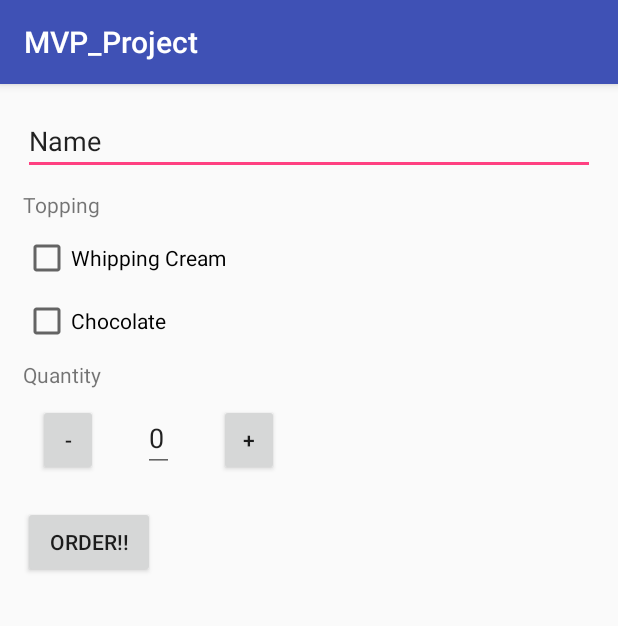
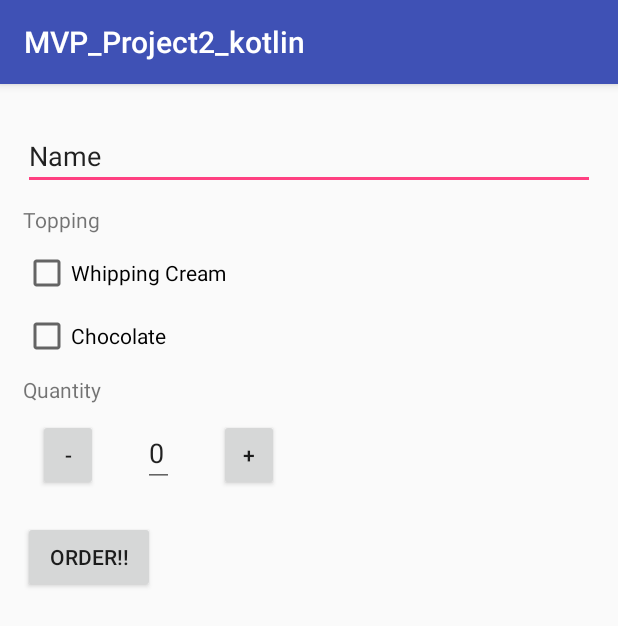
Before and after one commit to flukebevil/MVP_, an Android app: the screen it shows after launch (MainActivity before the commit, RunnerApp after it), after a tap on "ORDER!!", on a phone screen of 412 x 824 dp. Shown: the top 626 px of the screen. Run offline under Robolectric (Android 15) with nearby library versions, the phone set to English and light mode, and no system bars.

Commit message:
first commit in kotlan branch

```diff
--- a/app/src/main/AndroidManifest.xml
+++ b/app/src/main/AndroidManifest.xml
@@ -1,6 +1,6 @@
 <?xml version="1.0" encoding="utf-8"?>
 <manifest xmlns:android="http://schemas.android.com/apk/res/android"
-    package="com.example.fluke.mvp_project">
+    package="com.example.fluke.mvp_project2_kotlin">
 
     <application
         android:allowBackup="true"
@@ -9,7 +9,7 @@
         android:roundIcon="@mipmap/ic_launcher_round"
         android:supportsRtl="true"
         android:theme="@style/AppTheme">
-        <activity android:name=".main.MainActivity">
+        <activity android:name=".RunnerApp">
             <intent-filter>
                 <action android:name="android.intent.action.MAIN" />
 
--- /dev/null
+++ b/app/src/main/java/com/example/fluke/mvp_project2_kotlin/RunnerApp.kt
@@ -0,0 +1,76 @@
+package com.example.fluke.mvp_project2_kotlin
+
+import android.content.Context
+import android.content.Intent
+import android.support.v7.app.AppCompatActivity
+import android.os.Bundle
+import android.view.View
+import com.example.fluke.mvp_project2_kotlin.base.BaseView
+import com.example.fluke.mvp_project2_kotlin.tasking.Contacter
+import com.example.fluke.mvp_project2_kotlin.tasking.Models
+import com.example.fluke.mvp_project2_kotlin.tasking.Presenter
+import kotlinx.android.synthetic.main.activity_runner_app.*
+import android.widget.Toast
+
+
+
+
+class RunnerApp : AppCompatActivity(), BaseView , Contacter.View{
+
+    lateinit var presenter: Contacter.Present
+    lateinit var model: Contacter.Model
+
+
+    override fun onCreate(savedInstanceState: Bundle?) {
+        super.onCreate(savedInstanceState)
+        setContentView(R.layout.activity_runner_app)
+        init()
+        presenter = Presenter()
+        OnEvents()
+
+//        presenter.OnClicked()
+
+    }
+
+    override fun init() {
+    }
+
+    override fun OnEvents() {
+
+        btn_minus.setOnClickListener(View.OnClickListener {
+          edt_quan.setText((presenter.CheckButNegative(edt_quan.text.toString().toInt())).toString())
+        })
+
+        btn_plus.setOnClickListener(View.OnClickListener {
+
+            edt_quan.setText((edt_quan.text.toString().toInt() + 1).toString())
+        })
+
+        btn_submit.setOnClickListener(View.OnClickListener {
+            model = Models(edt_name.text.toString(),cb_cream.isChecked.toString(),cb_chocolate.isChecked.toString()
+                    ,edt_quan.text.toString())
+
+            presenter.OnClicked(model, this , this)
+
+        })
+
+
+    }
+
+    override fun SendIntents(data: String) {
+        val intent = Intent(Intent.ACTION_SEND)
+        intent.setType("message/rfc822")
+        intent.putExtra(Intent.EXTRA_EMAIL  , "example@example.com")
+        intent.putExtra(Intent.EXTRA_SUBJECT, "รายการสั่งกาแฟ")
+        intent.putExtra(Intent.EXTRA_TEXT , data)
+        try {
+            startActivity(Intent.createChooser(intent , "Sened"))
+        } catch (ex: android.content.ActivityNotFoundException) {
+            Toast.makeText(this, "There are no email clients installed.", Toast.LENGTH_SHORT).show()
+        }
+
+
+    }
+
+
+}
--- /dev/null
+++ b/app/src/main/java/com/example/fluke/mvp_project2_kotlin/base/BaseModel.kt
@@ -0,0 +1,9 @@
+package com.example.fluke.mvp_project2_kotlin.base
+
+/**
+ * Created by Fluke on 12/1/2561.
+ */
+
+interface BaseModel{
+
+}
--- /dev/null
+++ b/app/src/main/java/com/example/fluke/mvp_project2_kotlin/base/BaseView.kt
@@ -0,0 +1,12 @@
+package com.example.fluke.mvp_project2_kotlin.base
+
+/**
+ * Created by Fluke on 12/1/2561.
+ */
+
+interface BaseView{
+
+    fun OnEvents()
+    fun init()
+
+}
--- /dev/null
+++ b/app/src/main/java/com/example/fluke/mvp_project2_kotlin/tasking/Contacter.kt
@@ -0,0 +1,26 @@
+package com.example.fluke.mvp_project2_kotlin.tasking
+
+import android.content.Context
+
+interface Contacter{
+
+    interface View{
+        fun SendIntents(data : String)
+    }
+
+    interface Present{
+
+        fun OnClicked(model : Contacter.Model, context : Context, view : Contacter.View)
+
+        fun OnDataReady(name : String , isIce : String , isChoco : String , qunn:String):String
+
+        fun CheckButNegative(quans: Int):Int
+
+    }
+
+    interface Model{
+
+        fun Receiver():String
+
+    }
+}
--- /dev/null
+++ b/app/src/main/java/com/example/fluke/mvp_project2_kotlin/tasking/Models.kt
@@ -0,0 +1,15 @@
+package com.example.fluke.mvp_project2_kotlin.tasking
+
+import com.example.fluke.mvp_project2_kotlin.base.BaseModel
+
+/**
+ * Created by Fluke on 12/1/2561.
+ */
+data class Models(val name: String?, val isCream: String, val isChoco: String
+                  , val Quantity: String) : Contacter.Model , BaseModel {
+
+    override fun Receiver():String {
+        return  "$name,$isCream,$isChoco,$Quantity"
+    }
+
+}
--- /dev/null
+++ b/app/src/main/java/com/example/fluke/mvp_project2_kotlin/tasking/Presenter.kt
@@ -0,0 +1,74 @@
+package com.example.fluke.mvp_project2_kotlin.tasking
+
+import android.content.Context
+import android.util.Log
+import android.widget.Toast
+
+
+/**
+ * Created by Fluke on 12/1/2561.
+ */
+
+class Presenter : Contacter.Present {
+
+    override fun OnClicked(model: Contacter.Model, context: Context , view : Contacter.View) {
+        Log.e("aoijfawe", model.Receiver())
+        var data: List<String> = model.Receiver().split(",")
+        var name: String = data.get(0)
+        var cream: String = data.get(1)
+        var choco: String = data.get(2)
+        var quan: String = data.get(3)
+
+        if (name.isEmpty() || name.isNullOrEmpty() || name.equals(" ") || quan== "0"
+                ||name.equals("")){
+
+            Toast.makeText(context , "กรุณากรอกข้อมูลให้ครบด้วยครับ" , Toast.LENGTH_SHORT).show()
+
+        }else{
+
+            view.SendIntents( OnDataReady(name, cream, choco, quan))
+            Log.e("finalText", OnDataReady(name, cream, choco, quan))
+
+
+        }
+
+    }
+
+
+    override fun OnDataReady(name: String, isIce: String, isChoco: String, qunn: String): String {
+        var resuld: String = "คุณ $name \nได้ทำการสั่งกาแฟ"
+
+        if (isIce == "true") {
+            resuld += "\nเพิ่ม Whipping cream,"
+        }
+        if (isChoco == "true") {
+            resuld += "\nเพิ่ม Chocolate"
+        }
+
+        resuld += "\n จำนวน $qunn แก้ว"
+
+        return resuld
+    }
+
+
+    fun filter(i: String): Int {
+        if (i.toInt() == 1) {
+            return 1
+        } else {
+            return 0
+        }
+    }
+
+    override fun CheckButNegative(quans: Int): Int {
+
+        var quan: Int = quans - 1
+
+        return if (quans < 1) {
+            0
+        } else {
+            quan
+        }
+    }
+
+
+}
--- /dev/null
+++ b/app/src/main/res/layout/activity_runner_app.xml
@@ -0,0 +1,76 @@
+<?xml version="1.0" encoding="utf-8"?>
+<LinearLayout xmlns:android="http://schemas.android.com/apk/res/android"
+    xmlns:app="http://schemas.android.com/apk/res-auto"
+    xmlns:tools="http://schemas.android.com/tools"
+    android:layout_width="match_parent"
+    android:layout_height="match_parent"
+    android:orientation="vertical"
+    android:padding="15dp"
+    tools:context="com.example.fluke.mvp_project2_kotlin.RunnerApp">
+
+    <EditText
+        android:layout_marginTop="10dp"
+        android:text="Name"
+        android:id="@+id/edt_name"
+        android:layout_width="match_parent"
+        android:layout_height="wrap_content" />
+
+    <TextView
+        android:layout_marginTop="10dp"
+        android:text="Topping"
+        android:layout_width="match_parent"
+        android:layout_height="wrap_content" />
+
+    <CheckBox
+        android:layout_marginTop="10dp"
+        android:id="@+id/cb_cream"
+        android:text="Whipping Cream"
+        android:layout_width="wrap_content"
+        android:layout_height="wrap_content" />
+
+    <CheckBox
+        android:layout_marginTop="10dp"
+        android:id="@+id/cb_chocolate"
+        android:text="Chocolate"
+        android:layout_width="wrap_content"
+        android:layout_height="wrap_content" />
+
+    <TextView
+        android:layout_marginTop="10dp"
+        android:text="Quantity"
+        android:layout_width="match_parent"
+        android:layout_height="wrap_content" />
+
+    <LinearLayout
+        android:orientation="horizontal"
+        android:layout_width="match_parent"
+        android:padding="10dp"
+        android:layout_height="wrap_content">
+
+        <Button
+            android:layout_marginRight="30dp"
+            android:text="-"
+            android:id="@+id/btn_minus"
+            android:layout_width="40dp"
+            android:layout_height="wrap_content" />
+        <EditText
+            android:layout_marginRight="30dp"
+            android:id="@+id/edt_quan"
+            android:text="0"
+            android:layout_width="wrap_content"
+            android:layout_height="wrap_content" />
+        <Button
+            android:text="+"
+            android:id="@+id/btn_plus"
+            android:layout_width="40dp"
+            android:layout_height="wrap_content" />
+    </LinearLayout>
+
+    <Button
+        android:layout_marginTop="10dp"
+        android:text="Order!!"
+        android:id="@+id/btn_submit"
+        android:layout_width="wrap_content"
+        android:layout_height="wrap_content" />
+
+</LinearLayout>
--- a/app/src/main/res/values/strings.xml
+++ b/app/src/main/res/values/strings.xml
@@ -1,3 +1,3 @@
 <resources>
-    <string name="app_name">MVP_Project</string>
+    <string name="app_name">MVP_Project2_kotlin</string>
 </resources>
--- a/build.gradle
+++ b/build.gradle
@@ -1,14 +1,14 @@
 // Top-level build file where you can add configuration options common to all sub-projects/modules.
 
 buildscript {
-
+    ext.kotlin_version = '1.1.51'
     repositories {
         google()
         jcenter()
     }
     dependencies {
         classpath 'com.android.tools.build:gradle:3.0.1'
-
+        classpath "org.jetbrains.kotlin:kotlin-gradle-plugin:$kotlin_version"
 
         // NOTE: Do not place your application dependencies here; they belong
         // in the individual module build.gradle files
```
Also changed, not shown: app/build.gradle (+7 -1 lines), gradle/wrapper/gradle-wrapper.properties, 2 other files.
